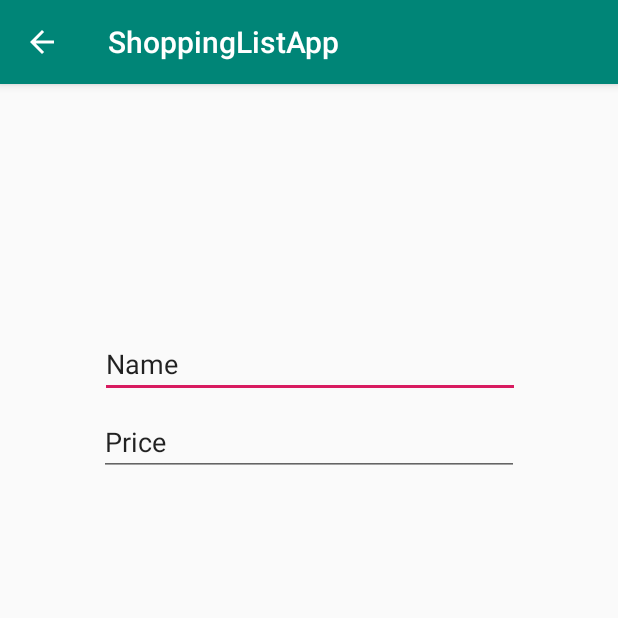
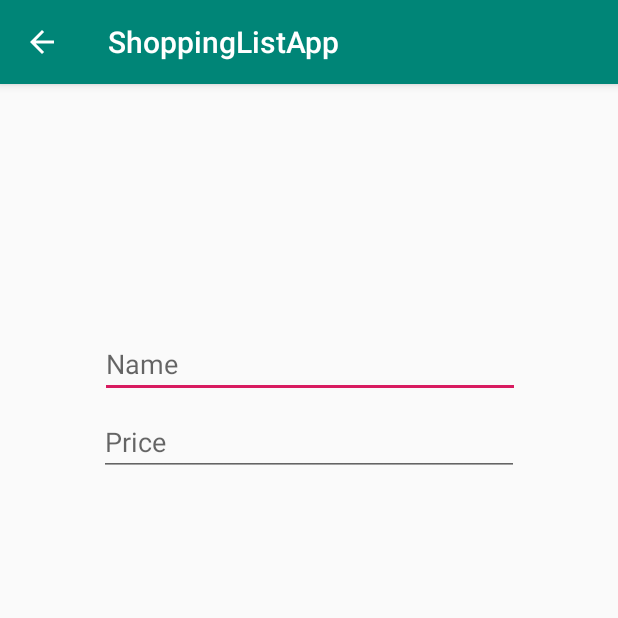
Before and after one commit to c0deful/shoppin-list-app, an Android app: the AddProductActivity screen opened directly, with no data from a screen before it, on a phone screen of 412 x 824 dp, the top half of it. Run offline under Robolectric (Android 15) with nearby library versions, the phone set to English and light mode, and no system bars.

```diff
--- a/app/src/main/java/pl/dplewa/shoppinglistapp/activity/AddProductActivity.java
+++ b/app/src/main/java/pl/dplewa/shoppinglistapp/activity/AddProductActivity.java
@@ -36,7 +36,7 @@ public class AddProductActivity extends AppCompatActivity {
         final String purchasedColumn = getString(R.string.db_products_purchased_column);
         final ContentValues productValues = new ContentValues(3);
         productValues.put(nameColumn, nameField.getText().toString());
-        productValues.put(priceColumn, "1.50");
+        productValues.put(priceColumn, priceField.getText().toString());
         productValues.put(purchasedColumn, 0);
         db.insert(productsTable, null, productValues);
         finish();
--- a/app/src/main/res/layout/activity_product_form.xml
+++ b/app/src/main/res/layout/activity_product_form.xml
@@ -30,12 +30,14 @@
         android:layout_marginEnd="8dp"
         android:layout_marginBottom="240dp"
         android:ems="10"
-        android:text="Name"
+        android:inputType="textAutoCorrect|textAutoComplete"
+        android:hint="Name"
         app:layout_constraintBottom_toTopOf="@+id/button"
         app:layout_constraintEnd_toEndOf="parent"
         app:layout_constraintHorizontal_bias="0.503"
         app:layout_constraintStart_toStartOf="parent"
-        app:layout_constraintTop_toTopOf="parent" />
+        app:layout_constraintTop_toTopOf="parent"
+        android:importantForAutofill="no" />
 
     <EditText
         android:id="@+id/productFormPrice"
@@ -45,9 +47,11 @@
         android:layout_marginTop="8dp"
         android:layout_marginEnd="8dp"
         android:ems="10"
-        android:text="Price"
+        android:inputType="numberDecimal"
+        android:hint="Price"
         app:layout_constraintEnd_toEndOf="parent"
         app:layout_constraintStart_toStartOf="parent"
-        app:layout_constraintTop_toBottomOf="@+id/productFormName" />
+        app:layout_constraintTop_toBottomOf="@+id/productFormName"
+        android:importantForAutofill="no" />
 
 </android.support.constraint.ConstraintLayout>
--- a/app/src/main/res/layout/content_shopping_list.xml
+++ b/app/src/main/res/layout/content_shopping_list.xml
@@ -7,7 +7,7 @@
     android:layout_height="match_parent"
     app:layout_behavior="@string/appbar_scrolling_view_behavior"
     tools:showIn="@layout/activity_shopping_list"
-    tools:context=".ShoppingListActivity">
+    tools:context=".activity.MainActivity">
 
     <android.support.v7.widget.RecyclerView
         android:id="@+id/shoppingListRecycler"
```
Also changed, not shown: app/src/main/java/pl/dplewa/shoppinglistapp/view/ProductAdapter.java (+15 -1 lines).
